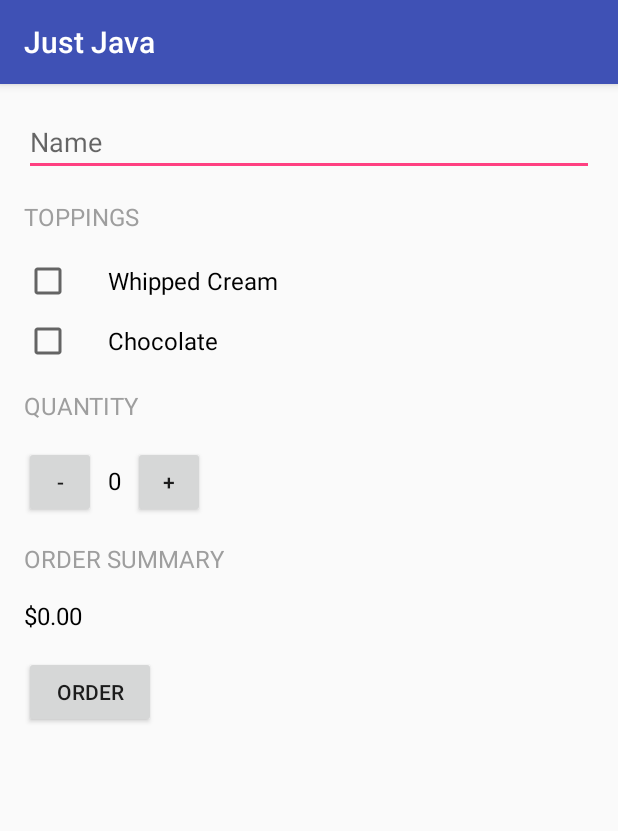
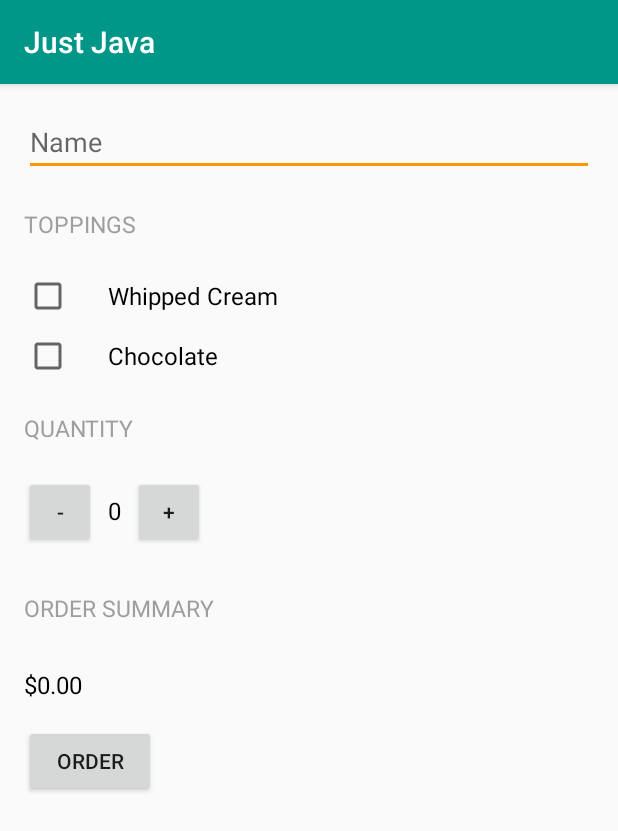
Before and after one commit to NegaAshley/JustJava, an Android app: the screen it shows after launch (MainActivity), on a phone screen of 412 x 824 dp. Shown: the top 831 px of the screen. Run offline under Robolectric (Android 15) with nearby library versions, the phone set to English and light mode, and no system bars.

```diff
--- a/app/src/main/res/layout/activity_main.xml
+++ b/app/src/main/res/layout/activity_main.xml
@@ -24,13 +24,9 @@
         />
 
         <TextView
-                android:layout_width="wrap_content"
-                android:layout_height="wrap_content"
-                android:textColor="#9E9E9E"
                 android:paddingTop="16dp"
-                android:textSize="16sp"
                 android:text="@string/toppings"
-                android:textAllCaps="true"
+                style="@style/HeaderTextStyle"
         />
 
          <CheckBox
@@ -57,13 +53,9 @@
 
 
         <TextView
-            android:layout_width="wrap_content"
-            android:layout_height="wrap_content"
-            android:textColor="#9E9E9E"
-            android:textSize="16sp"
             android:paddingTop="16dp"
             android:text="@string/quantity"
-            android:textAllCaps="true"
+            style="@style/HeaderTextStyle"
         />
 
         <LinearLayout
@@ -104,12 +96,8 @@
         </LinearLayout>
 
         <TextView
-                android:layout_width="wrap_content"
-                android:layout_height="wrap_content"
-                android:textColor="#9E9E9E"
-                android:textSize="16sp"
                 android:text="@string/order_summary"
-                android:textAllCaps="true"
+                style="@style/HeaderTextStyle"
             />
 
             <TextView
--- a/app/src/main/res/values/styles.xml
+++ b/app/src/main/res/values/styles.xml
@@ -2,10 +2,22 @@
 
     <!-- Base application theme. -->
     <style name="AppTheme" parent="Theme.AppCompat.Light.DarkActionBar">
-        <!-- Customize your theme here. -->
-        <item name="colorPrimary">@color/colorPrimary</item>
-        <item name="colorPrimaryDark">@color/colorPrimaryDark</item>
-        <item name="colorAccent">@color/colorAccent</item>
+        <!-- App branding color for the app bar -->
+        <item name="colorPrimary">#009688</item>
+        <!-- Darker variant for the status bar and contextual app bars -->
+        <item name="colorPrimaryDark">#00796B</item>
+        <!-- Theme UI controls like checkboxes and text fields -->
+        <item name="colorAccent">#FF9800</item>
+    </style>
+
+    <!-- Style for a header TextView -->
+    <style name="HeaderTextStyle">
+        <item name="android:layout_width">wrap_content</item>
+        <item name="android:layout_height">48dp</item>
+        <item name="android:gravity">center_vertical</item>
+        <item name="android:textAllCaps">true</item>
+        <item name="android:textSize">15sp</item>
+        <item name="android:textColor">#9E9E9E</item>
     </style>
 
 </resources>
```
